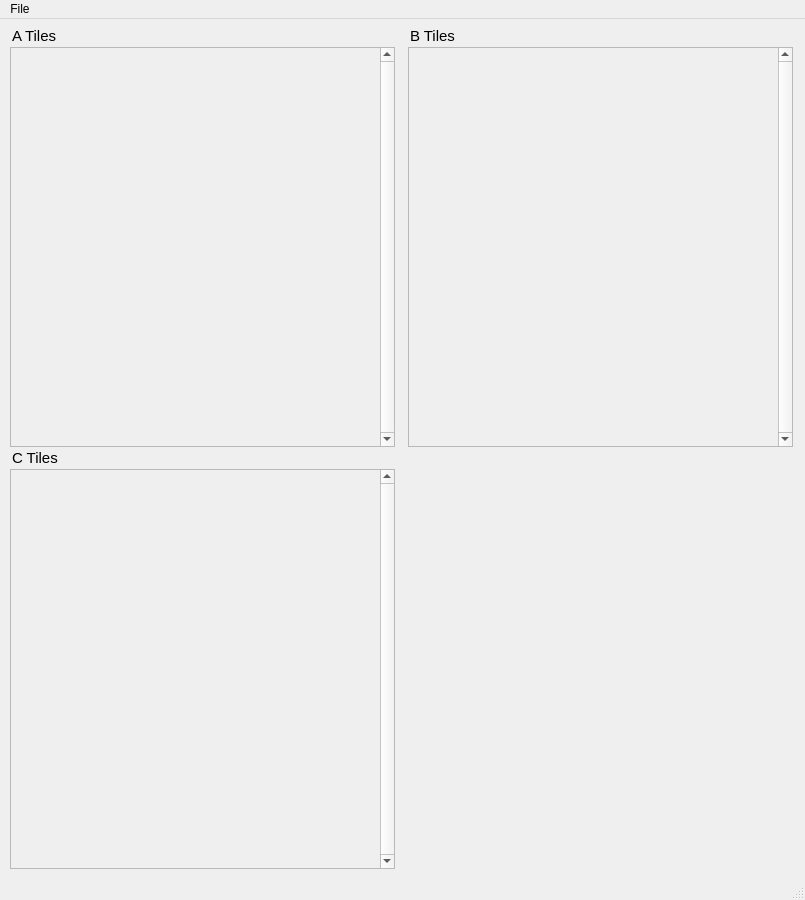
Qt form epf_gui.ui (DizzyThermal/TKViewer) before a commit.
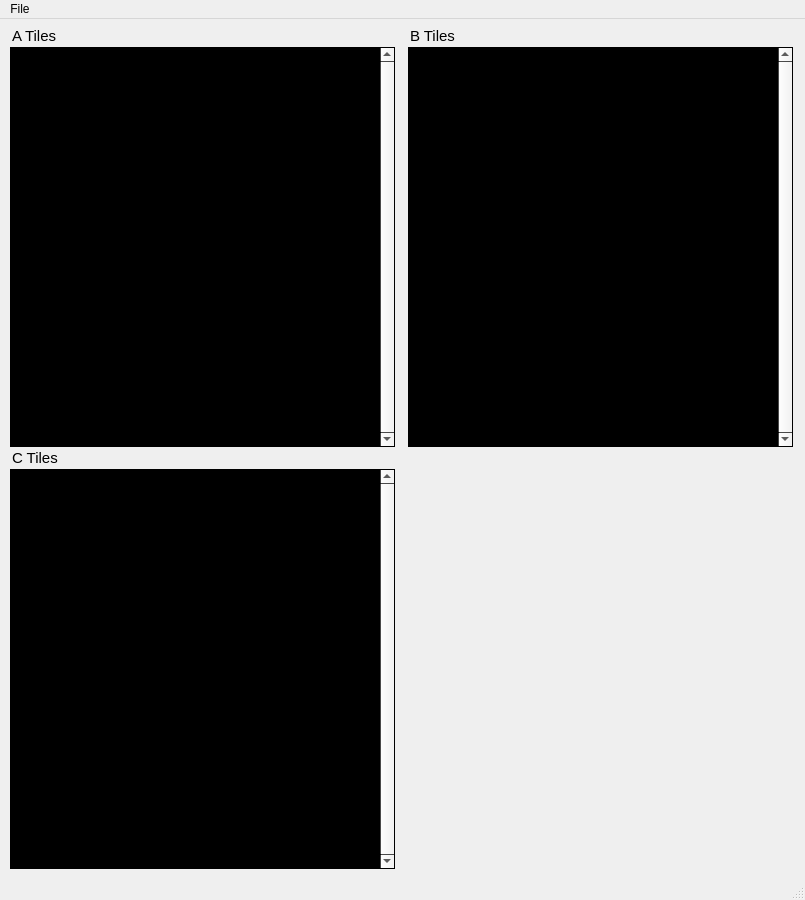
The same form after that commit.

Commit message: Fixing palette_indicies. This corrected many of the tiles. Also made the GUI's scrollviews black to mimic the Map Editor.

What changed in the file:
```diff
--- a/epf_gui.ui
+++ b/epf_gui.ui
@@ -68,6 +68,46 @@
       <verstretch>0</verstretch>
      </sizepolicy>
     </property>
+    <property name="palette">
+     <palette>
+      <active>
+       <colorrole role="Window">
+        <brush brushstyle="SolidPattern">
+         <color alpha="255">
+          <red>0</red>
+          <green>0</green>
+          <blue>0</blue>
+         </color>
+        </brush>
+       </colorrole>
+      </active>
+      <inactive>
+       <colorrole role="Window">
+        <brush brushstyle="SolidPattern">
+         <color alpha="255">
+          <red>0</red>
+          <green>0</green>
+          <blue>0</blue>
+         </color>
+        </brush>
+       </colorrole>
+      </inactive>
+      <disabled>
+       <colorrole role="Window">
+        <brush brushstyle="SolidPattern">
+         <color alpha="255">
+          <red>0</red>
+          <green>0</green>
+          <blue>0</blue>
+         </color>
+        </brush>
+       </colorrole>
+      </disabled>
+     </palette>
+    </property>
+    <property name="autoFillBackground">
+     <bool>true</bool>
+    </property>
     <property name="verticalScrollBarPolicy">
      <enum>Qt::ScrollBarAlwaysOn</enum>
     </property>
@@ -106,6 +146,70 @@
       <verstretch>0</verstretch>
      </sizepolicy>
     </property>
+    <property name="palette">
+     <palette>
+      <active>
+       <colorrole role="Base">
+        <brush brushstyle="SolidPattern">
+         <color alpha="255">
+          <red>255</red>
+          <green>255</green>
+          <blue>255</blue>
+         </color>
+        </brush>
+       </colorrole>
+       <colorrole role="Window">
+        <brush brushstyle="SolidPattern">
+         <color alpha="255">
+          <red>0</red>
+          <green>0</green>
+          <blue>0</blue>
+         </color>
+        </brush>
+       </colorrole>
+      </active>
+      <inactive>
+       <colorrole role="Base">
+        <brush brushstyle="SolidPattern">
+         <color alpha="255">
+          <red>255</red>
+          <green>255</green>
+          <blue>255</blue>
+         </color>
+        </brush>
+       </colorrole>
+       <colorrole role="Window">
+        <brush brushstyle="SolidPattern">
+         <color alpha="255">
+          <red>0</red>
+          <green>0</green>
+          <blue>0</blue>
+         </color>
+        </brush>
+       </colorrole>
+      </inactive>
+      <disabled>
+       <colorrole role="Base">
+        <brush brushstyle="SolidPattern">
+         <color alpha="255">
+          <red>0</red>
+          <green>0</green>
+          <blue>0</blue>
+         </color>
+        </brush>
+       </colorrole>
+       <colorrole role="Window">
+        <brush brushstyle="SolidPattern">
+         <color alpha="255">
+          <red>0</red>
+          <green>0</green>
+          <blue>0</blue>
+         </color>
+        </brush>
+       </colorrole>
+      </disabled>
+     </palette>
+    </property>
     <property name="verticalScrollBarPolicy">
      <enum>Qt::ScrollBarAlwaysOn</enum>
     </property>
@@ -180,6 +284,70 @@
       <verstretch>0</verstretch>
      </sizepolicy>
     </property>
+    <property name="palette">
+     <palette>
+      <active>
+       <colorrole role="Base">
+        <brush brushstyle="SolidPattern">
+         <color alpha="255">
+          <red>255</red>
+          <green>255</green>
+          <blue>255</blue>
+         </color>
+        </brush>
+       </colorrole>
+       <colorrole role="Window">
+        <brush brushstyle="SolidPattern">
+         <color alpha="255">
+          <red>0</red>
+          <green>0</green>
+          <blue>0</blue>
+         </color>
+        </brush>
+       </colorrole>
+      </active>
+      <inactive>
+       <colorrole role="Base">
+        <brush brushstyle="SolidPattern">
+         <color alpha="255">
+          <red>255</red>
+          <green>255</green>
+          <blue>255</blue>
+         </color>
+        </brush>
+       </colorrole>
+       <colorrole role="Window">
+        <brush brushstyle="SolidPattern">
+         <color alpha="255">
+          <red>0</red>
+          <green>0</green>
+          <blue>0</blue>
+         </color>
+        </brush>
+       </colorrole>
+      </inactive>
+      <disabled>
+       <colorrole role="Base">
+        <brush brushstyle="SolidPattern">
+         <color alpha="255">
+          <red>0</red>
+          <green>0</green>
+          <blue>0</blue>
+         </color>
+        </brush>
+       </colorrole>
+       <colorrole role="Window">
+        <brush brushstyle="SolidPattern">
+         <color alpha="255">
+          <red>0</red>
+          <green>0</green>
+          <blue>0</blue>
+         </color>
+        </brush>
+       </colorrole>
+      </disabled>
+     </palette>
+    </property>
     <property name="verticalScrollBarPolicy">
      <enum>Qt::ScrollBarAlwaysOn</enum>
     </property>
```
The commit also changes 5 other files.
